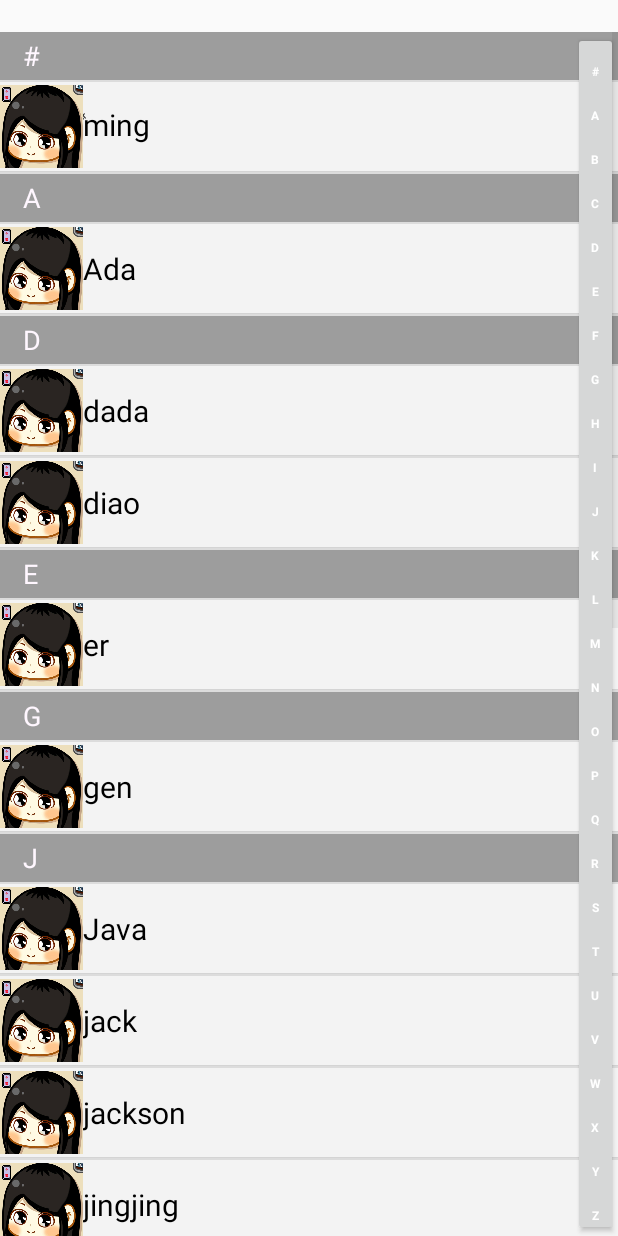
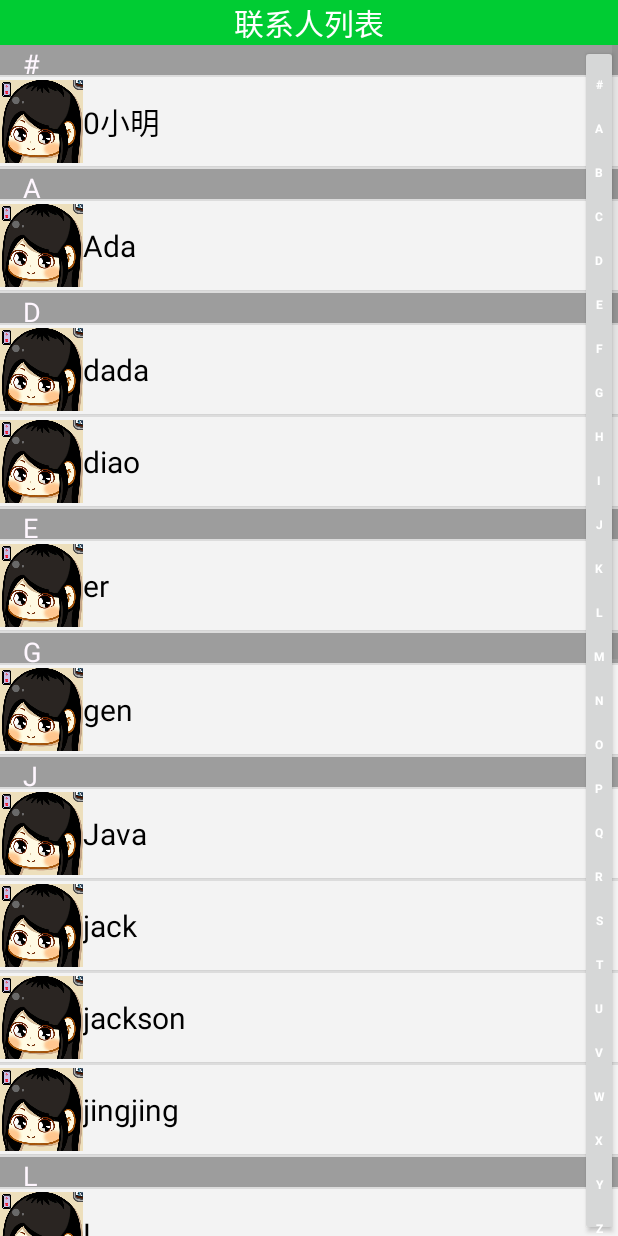
Before and after one commit to hugj/Ehelp, an Android app: the ContactlistActivity screen opened directly, with no data from a screen before it, on a phone screen of 412 x 824 dp. Run offline under Robolectric (Android 15) with nearby library versions, the phone set to English and light mode, and no system bars.

```diff
--- a/app/src/main/java/com/ehelp/user/pinyin/AssortView.java
+++ b/app/src/main/java/com/ehelp/user/pinyin/AssortView.java
@@ -8,6 +8,7 @@ import android.graphics.Typeface;
 import android.util.AttributeSet;
 import android.view.MotionEvent;
 import android.widget.Button;
+
 public class AssortView extends Button {
 
     public interface OnTouchAssortListener {
@@ -30,7 +31,7 @@ public class AssortView extends Button {
         // TODO Auto-generated constructor stub
     }
 
-    private String[] assort = { "#", "A", "B", "C", "D", "E", "F", "G",
+    private String[] assort = {"#","A", "B", "C", "D", "E", "F", "G",
             "H", "I", "J", "K", "L", "M", "N", "O", "P", "Q", "R", "S", "T",
             "U", "V", "W", "X", "Y", "Z" };
     private Paint paint = new Paint();
@@ -55,10 +56,12 @@ public class AssortView extends Button {
             paint.setTypeface(Typeface.DEFAULT_BOLD);
             paint.setColor(Color.WHITE);
             if (i == selectIndex) {
+                // 被选择的字母改变颜色和粗体
                 paint.setColor(Color.parseColor("#3399ff"));
                 paint.setFakeBoldText(true);
                 paint.setTextSize(50);
             }
+            //计算字母的X&Y坐标
             float xPos = width / 2 - paint.measureText(assort[i]) / 2;
             float yPos = interval * i + interval;
             canvas.drawText(assort[i], xPos, yPos, paint);
@@ -86,7 +89,6 @@ public class AssortView extends Button {
                     if (onTouch != null) {
                         onTouch.onTouchAssortListener(assort[selectIndex]);
                     }
-
                     break;
                 case MotionEvent.ACTION_UP:
                     if (onTouch != null) {
--- a/app/src/main/java/com/ehelp/user/pinyin/ContactlistActivity.java
+++ b/app/src/main/java/com/ehelp/user/pinyin/ContactlistActivity.java
@@ -40,8 +40,8 @@ public class ContactlistActivity extends Activity {
         assortView = (AssortView) findViewById(R.id.assort);
         names=new ArrayList<String>();
         names.add("lxz");
+        names.add("ming");
         names.add("Ada");
-        names.add("ܽming");
         names.add("nini");
         names.add("dada");
         names.add("jingjing");
@@ -53,12 +53,14 @@ public class ContactlistActivity extends Activity {
         names.add("nih");
         names.add("Java");
         names.add("gen");
+        names.add("小米");
         names.add("qianqian");
         names.add("有道");
         names.add("明明");
         names.add("yes");
         names.add("jack");
         names.add("jackson");
+        names.add("0小明");
         adapter = new PinyinAdapter(this,names);
         eListView.setAdapter(adapter);
 
@@ -66,7 +68,6 @@ public class ContactlistActivity extends Activity {
             eListView.expandGroup(i);
         }
         assortView.setOnTouchAssortListener(new AssortView.OnTouchAssortListener() {
-
             View layoutView = LayoutInflater.from(ContactlistActivity.this)
                     .inflate(R.layout.alert_dialog_menu_layout, null);
             TextView text = (TextView) layoutView.findViewById(R.id.content);
@@ -76,13 +77,12 @@ public class ContactlistActivity extends Activity {
                 int index = adapter.getAssort().getHashList().indexOfKey(str);
                 if (index != -1) {
                     eListView.setSelectedGroup(index);
-                    ;
                 }
                 if (popupWindow != null) {
                     text.setText(str);
                 } else {
                     popupWindow = new PopupWindow(layoutView,
-                            80, 80, false);
+                            120, 120, false);
                     popupWindow.showAtLocation(getWindow().getDecorView(),
                             Gravity.CENTER, 0, 0);
                 }
@@ -96,8 +96,6 @@ public class ContactlistActivity extends Activity {
             }
         });
     }
-
-
     @Override
     protected void onResume() {
         // TODO Auto-generated method stub
--- a/app/src/main/java/com/ehelp/user/pinyin/PinyinAdapter.java
+++ b/app/src/main/java/com/ehelp/user/pinyin/PinyinAdapter.java
@@ -97,7 +97,7 @@ public class PinyinAdapter extends BaseExpandableListAdapter {
         TextView textView = (TextView) contentView.findViewById(R.id.name);
         textView.setText(assort.getFirstChar(assort.getHashList()
                 .getValueIndex(group, 0)));
-        return contentView;
+          return contentView;
     }
 
     public boolean hasStableIds() {
@@ -111,5 +111,4 @@ public class PinyinAdapter extends BaseExpandableListAdapter {
     public AssortPinyinList getAssort() {
         return assort;
     }
-
 }
--- a/app/src/main/java/com/ehelp/user/sort/HashList.java
+++ b/app/src/main/java/com/ehelp/user/sort/HashList.java
@@ -41,7 +41,6 @@ public class HashList<K, V> {
 
 	public V getValueIndex(int key, int value) {
 		return getValueListIndex(key).get(value);
-
 	}
 
 	public int size() {
--- a/app/src/main/res/layout/activity_contactlist.xml
+++ b/app/src/main/res/layout/activity_contactlist.xml
@@ -2,20 +2,32 @@
 <LinearLayout xmlns:android="http://schemas.android.com/apk/res/android"
     android:layout_width="fill_parent" android:layout_height="fill_parent"
     android:orientation="vertical">
-    <TextView android:layout_width="fill_parent"
+    <LinearLayout
+        android:layout_width="fill_parent"
         android:layout_height="wrap_content"
-        android:textSize="15dip" />
+        android:background="#00cc33"
+        android:gravity="center_horizontal|center_vertical">
+    <TextView android:layout_width="wrap_content"
+        android:layout_height="wrap_content"
+        android:textSize="20sp"
+        android:textColor="#fff"
+        android:text="@string/mes_contactlist"/>
+    </LinearLayout>
     <RelativeLayout android:layout_width="fill_parent"
         android:layout_height="fill_parent">
 
         <ExpandableListView android:layout_width="fill_parent"
-            android:layout_height="fill_parent" android:id="@+id/elist"
-            android:layout_alignParentTop="true" android:layout_alignParentLeft="true"
+            android:layout_height="fill_parent"
+            android:id="@+id/elist"
+            android:layout_alignParentTop="true"
+            android:layout_alignParentLeft="true"
             android:groupIndicator="@null" />
 
         <com.ehelp.user.pinyin.AssortView
-            android:layout_width="30dip" android:layout_height="fill_parent"
-            android:layout_alignParentTop="true" android:layout_alignParentRight="true"
+            android:layout_width="25dip"
+            android:layout_height="fill_parent"
+            android:layout_alignParentTop="true"
+            android:layout_alignParentRight="true"
             android:id="@+id/assort" />
     </RelativeLayout>
 </LinearLayout>
--- a/app/src/main/res/layout/list_group_item.xml
+++ b/app/src/main/res/layout/list_group_item.xml
@@ -2,16 +2,14 @@
 <LinearLayout xmlns:android="http://schemas.android.com/apk/res/android"
     android:layout_width="match_parent"
     android:layout_height="25dip"
-    android:background="#9D9D9D">
-
+    android:background="#9D9D9D"
+    android:id="@+id/name1">
         <TextView
             android:id="@+id/name"
             android:layout_width="wrap_content"
-        android:layout_height="25dip"
+            android:layout_height="20dip"
             android:layout_marginLeft="15.0dip"
             android:layout_marginRight="3.0dip"
-        android:layout_marginTop="3.0dip"
-        android:layout_marginBottom="3.0dip"
             android:singleLine="true"
             android:text="name"
             android:textAppearance="?android:textAppearanceMedium"
```
Also changed, not shown: app/src/main/java/com/ehelp/user/pinyin/homepageActivity.java (+10 -1 lines), app/src/main/res/layout/activity_homepage.xml (+13 -6 lines). Lines whose indentation alone changed are shown as unchanged.
